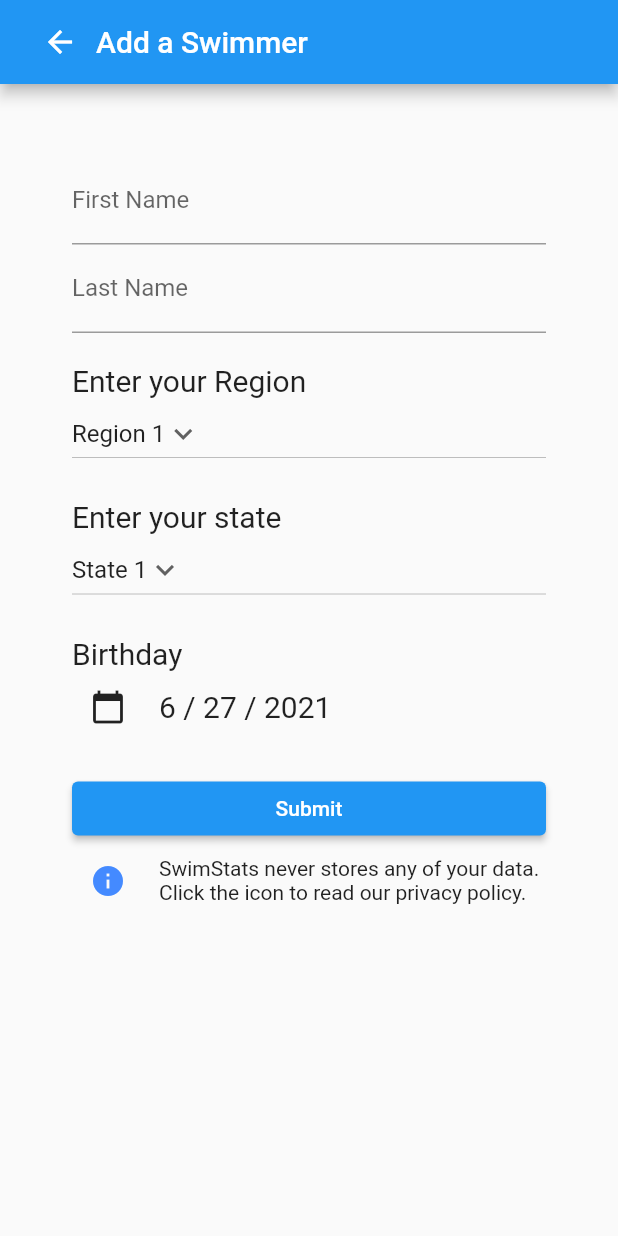
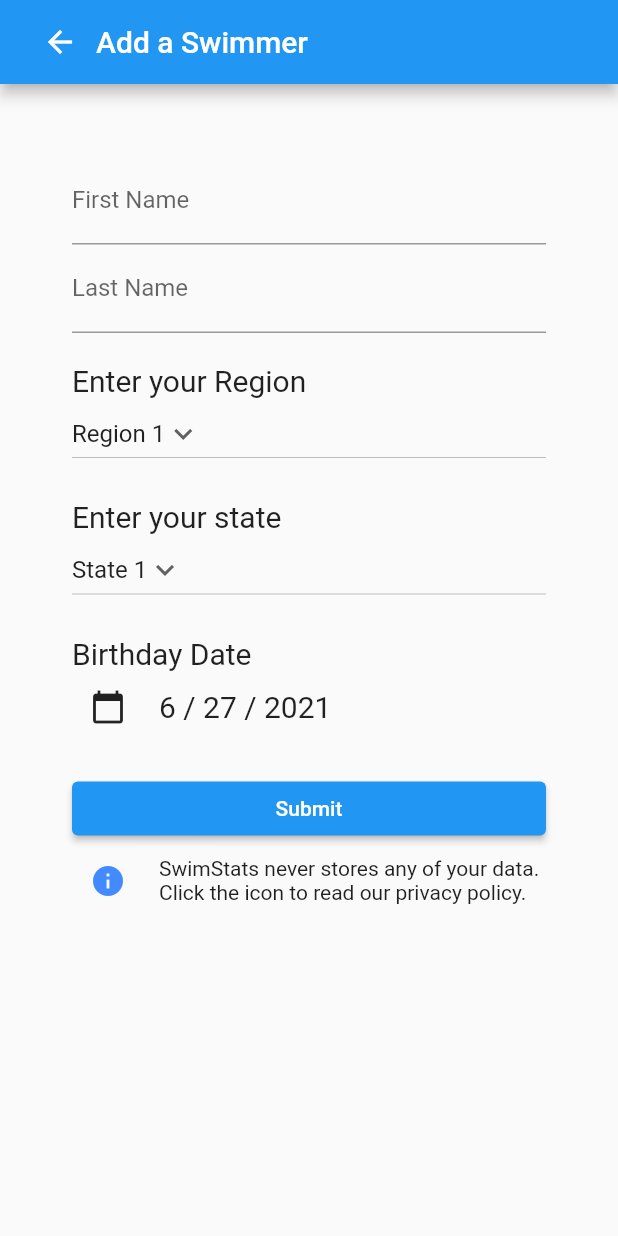
Before and after one commit to swimstatsapp/swimstatsapp, a Flutter app: the screen it shows after launch, after a tap on the "add" icon, on a phone screen of 412 x 824 dp. Run offline on Flutter 3.47's test engine with Material 2 defaults, Android fonts, the phone set to English and light mode, and no system bars.

Commit message:
Changed birthday input on form to "birthday date"

```diff
--- a/lib/add_swimmer.dart
+++ b/lib/add_swimmer.dart
@@ -138,7 +138,7 @@ class _AddSwimmerState extends State<AddSwimmer> {
                   },
                 ),
                 SizedBox(height:20),
-                Text('Birthday',
+                Text('Birthday Date',
                     style: TextStyle(
                       fontSize: 20,
                     )),
```
